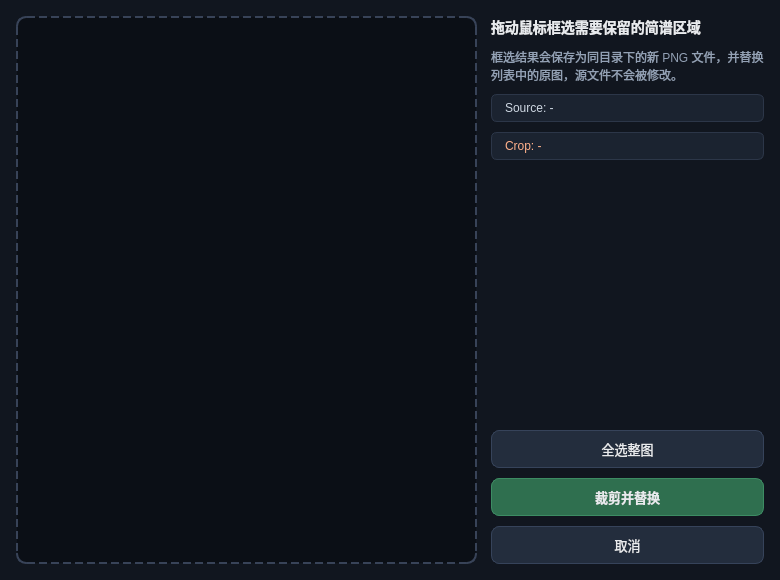
Above: ui/CropDialog.ui from 2009Penguin/DiziTabForge before the change. Below: the same form after it.
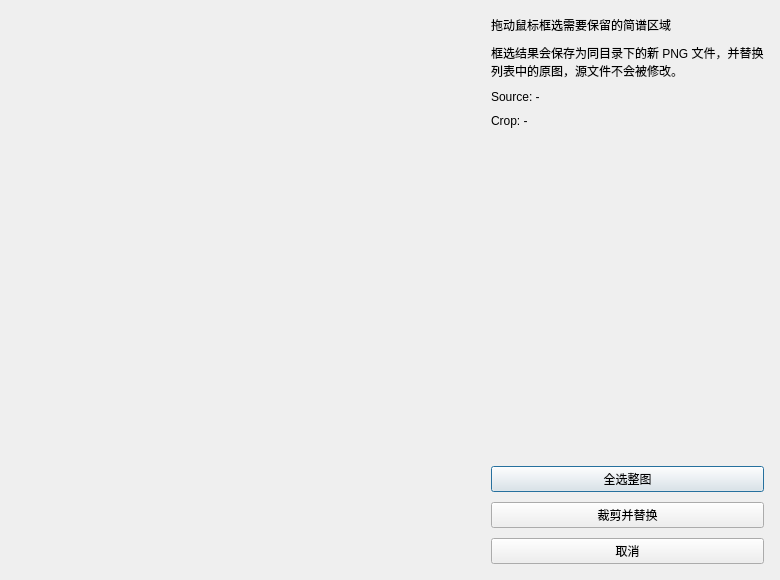
That is the form after the change.

Commit message: 修正界面的ai味

Diff of the .ui file:
```diff
--- a/ui/CropDialog.ui
+++ b/ui/CropDialog.ui
@@ -19,68 +19,6 @@
   <property name="windowTitle">
    <string>裁剪简谱图片</string>
   </property>
-  <property name="styleSheet">
-   <string notr="true">QDialog {
-    background-color: #11161f;
-}
-QLabel#titleLabel {
-    color: #e8eaed;
-    font-size: 14px;
-    font-weight: bold;
-}
-QLabel#imageLabel {
-    background-color: #0b0f16;
-    border: 2px dashed #384358;
-    border-radius: 10px;
-}
-QLabel#hintLabel {
-    color: #93a1b5;
-    font-size: 12px;
-}
-QLabel#sizeLabel {
-    color: #cfd8e3;
-    background-color: #1b2330;
-    border: 1px solid #2c3648;
-    border-radius: 6px;
-    padding: 6px 10px;
-    font-size: 12px;
-}
-QLabel#selectionLabel {
-    color: #ffb08a;
-    background-color: #1b2330;
-    border: 1px solid #2c3648;
-    border-radius: 6px;
-    padding: 6px 10px;
-    font-size: 12px;
-}
-QLabel#statusLabel {
-    color: #ff8a65;
-    font-size: 12px;
-    min-height: 32px;
-}
-QPushButton {
-    color: #e8eaed;
-    background-color: #232d3d;
-    border: 1px solid #36435a;
-    border-radius: 8px;
-    padding: 8px 14px;
-    font-size: 13px;
-}
-QPushButton:hover {
-    background-color: #2c3850;
-}
-QPushButton:pressed {
-    background-color: #1b2330;
-}
-QPushButton#cropButton {
-    background-color: #2f6f4f;
-    border-color: #3d8c63;
-    font-weight: bold;
-}
-QPushButton#cropButton:hover {
-    background-color: #3a8760;
-}</string>
-  </property>
   <layout class="QHBoxLayout" name="mainLayout">
    <property name="spacing">
     <number>14</number>
```
The commit also changes 4 other files.
